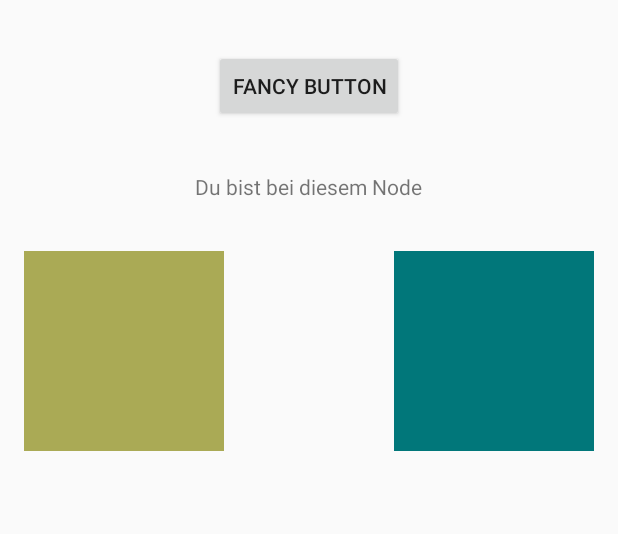
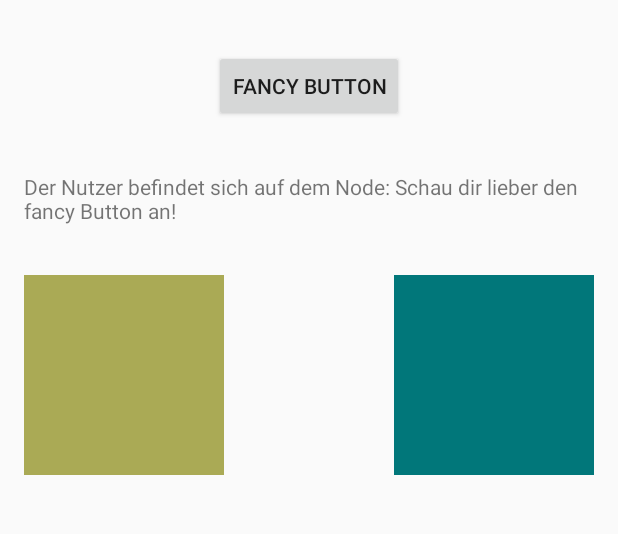
Before and after one commit to myossinc/urwalking, an Android app: the screen it shows after launch (MainActivity), in the options menu, after a tap on "Settings", on a phone screen of 412 x 824 dp, the part 160-694 px from its top. Run offline under Robolectric (Android 15) with nearby library versions, the phone set to English and light mode, and no system bars.

Commit message:
fancy rotation

```diff
--- a/OfflineNavigation/app/src/main/java/mamamairis/offlinenavigation/MainActivity.java
+++ b/OfflineNavigation/app/src/main/java/mamamairis/offlinenavigation/MainActivity.java
@@ -1,16 +1,45 @@
 package mamamairis.offlinenavigation;
 
+import android.animation.ObjectAnimator;
 import android.support.v7.app.AppCompatActivity;
 import android.os.Bundle;
 import android.view.Menu;
 import android.view.MenuItem;
+import android.view.View;
+import android.widget.Button;
+import android.widget.TextView;
 
 public class MainActivity extends AppCompatActivity {
+
+    private static final String watchButton = "Schau dir lieber den fancy Button an!";
+    private static final String userNode = "Der Nutzer befindet sich auf dem Node: ";
+    private static final String rotation =  "rotation";
+
+    private Button button;
+    private TextView text;
 
     @Override
     protected void onCreate(Bundle savedInstanceState) {
         super.onCreate(savedInstanceState);
         setContentView(R.layout.activity_main);
+        text = (TextView) findViewById(R.id.node_name);
+        button = (Button) findViewById(R.id.fanciest_button_ever);
+        button.setOnClickListener(new View.OnClickListener() {
+            public void onClick(View v) {
+                startNavigation();
+            }
+        });
+    }
+
+    private void startNavigation() {
+        ObjectAnimator anim = ObjectAnimator.ofFloat(button,rotation, 0f, 1080f);
+        anim.setDuration(1000);
+        anim.start();
+        showNode(watchButton);
+    }
+
+    private void showNode(String node){
+        text.setText(userNode + node);
     }
 
     @Override
```
Also changed, not shown: 2 other files.
